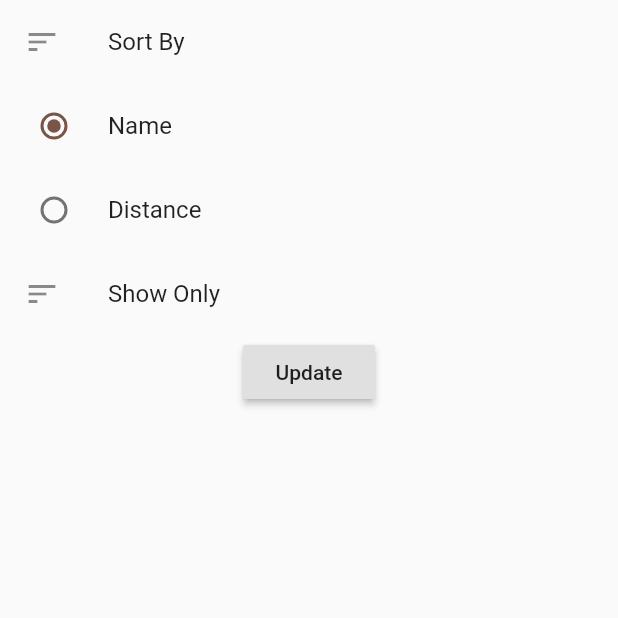
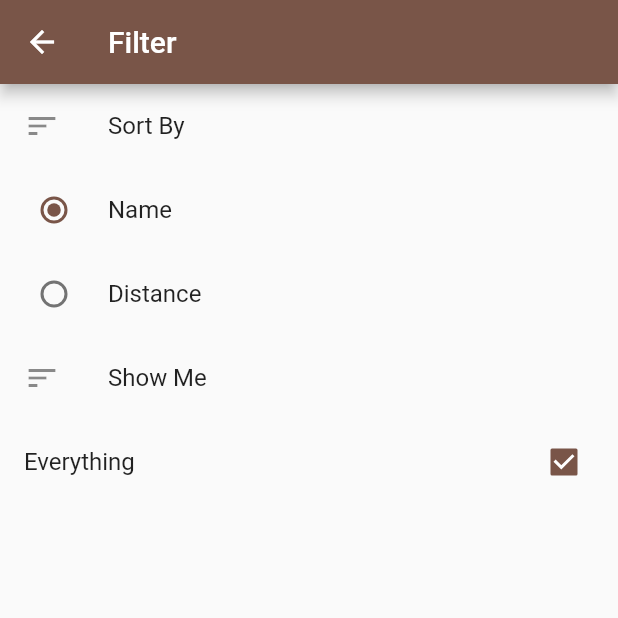
Before and after one commit to danroberts728/trail_app, a Flutter app: the ModalTrailFilter screen opened directly with empty values, on a phone screen of 412 x 824 dp, the top half of it. Run offline on Flutter 3.47's test engine with Material 2 defaults, Android fonts, the phone set to English and light mode, and no system bars; our stand-ins replace cached_network_image, cloud_firestore, location; missing offline and left inert: webfeed; accounts and stored records are empty.

Commit message:
Added complete filtering functionality

```diff
--- a/lib/util/filteroptions.dart
+++ b/lib/util/filteroptions.dart
@@ -1,6 +1,8 @@
+import 'package:beer_trail_app/util/trailplacecategory.dart';
+
 class FilterOptions {
   final SortOrder sort;
-  final Map<String, bool> show;
+  final Map<TrailPlaceCategory, bool> show;
 
   FilterOptions(this.sort, this.show);
 }
--- a/lib/util/optionsconst.dart
+++ b/lib/util/optionsconst.dart
@@ -1,3 +1,5 @@
+import 'package:beer_trail_app/util/trailplacecategory.dart';
+
 class OptionsConst {
   final bool navBarShowSelectedLabels = true;
   final bool navBarShowUnselectedLabels = false;
@@ -6,5 +8,11 @@ class OptionsConst {
   final int locationUpdatesIntervalMs = 5000;
   final double locationDisplacementFilterM = 10.0;
   final double minDistanceToCheckin = 0.15;
-  final List<String> filterStrings = <String> ["Brewery", "Tasting Room", "Restaurant", "Beer Bar"];
+  final List<TrailPlaceCategory> filterStrings = <TrailPlaceCategory> [
+    TrailPlaceCategory("Brewery", "Breweries"),
+    TrailPlaceCategory("Distillery", "Distilleries"),
+    TrailPlaceCategory("Tasting Room", "Tasting Rooms"),
+    TrailPlaceCategory("Restaurant", "Restaurants"),
+    TrailPlaceCategory("Beer Bar", "Beer Bars"),
+  ];
 }
--- /dev/null
+++ b/lib/util/trailplacecategory.dart
@@ -0,0 +1,6 @@
+class TrailPlaceCategory {
+  final String name;
+  final String plural;
+
+  TrailPlaceCategory(this.name, this.plural);
+}
--- a/lib/widgets/modal-trailfilter.dart
+++ b/lib/widgets/modal-trailfilter.dart
@@ -1,4 +1,5 @@
 import 'package:beer_trail_app/util/filteroptions.dart';
+import 'package:beer_trail_app/util/trailplacecategory.dart';
 import 'package:flutter/cupertino.dart';
 import 'package:flutter/material.dart';
 
@@ -8,8 +9,9 @@ class ModalTrailFilter extends StatefulWidget {
   ModalTrailFilter({@required this.initialOptions});
 
   @override
-  State<StatefulWidget> createState() =>
-      _ModalTrailFilter(options: this.initialOptions);
+  State<StatefulWidget> createState() {
+    return _ModalTrailFilter(options: this.initialOptions);
+  }
 }
 
 class _ModalTrailFilter extends State<ModalTrailFilter> {
@@ -37,17 +39,17 @@ class _ModalTrailFilter extends State<ModalTrailFilter> {
         },
       ),
     ];
-    var checkboxes = List<Widget>();
+    var checkboxes = List<CheckboxListTile>();
     options.show.forEach((filter, show) {
       checkboxes.add(
         CheckboxListTile(
-            title: Text(filter),
+            title: Text(filter.plural),
             value: show,
             onChanged: (bool newValue) {
               setState(() {
-                Map<String, bool> newFilters = options.show;
+                Map<TrailPlaceCategory, bool> newFilters = this.options.show;
                 newFilters[filter] = !show;
-                options = FilterOptions(options.sort, newFilters);
+                this.options = FilterOptions(this.options.sort, newFilters);
               });
             }),
       );
@@ -61,17 +63,36 @@ class _ModalTrailFilter extends State<ModalTrailFilter> {
     list.addAll(sortWidgets);
     list.add(ListTile(
       leading: Icon(Icons.sort),
-      title: Text('Show Only'),
+      title: Text('Show Me'),
+    ));
+    list.add(CheckboxListTile(
+      title: Text("Everything"),
+      value: this.options.show.values.where((a) => a).length ==
+          options.show.length,
+      onChanged: (bool isChecked) {
+        setState(() {
+          options.show.updateAll((f, v) => v = isChecked);
+        });
+      },
     ));
     list.addAll(checkboxes);
-    list.add(
-      RaisedButton(
-        onPressed: () => Navigator.pop(context, this.options),
-        child: Text("Update"),
+
+    return WillPopScope(
+      onWillPop: () async {
+        Navigator.pop(context, this.options);
+        return false;
+      },
+      child: Scaffold(
+        appBar: AppBar(
+          leading: BackButton(),
+          title: Text("Filter"),
+        ),
+        body: Container(
+          child: SingleChildScrollView(
+            child: Column(children: list),
+          ),
+        ),
       ),
-    );
-    return SingleChildScrollView(
-      child: Column(children: list),
     );
   }
 }
```
Also changed, not shown: lib/widgets/tabscreen-trail.dart (+21 -10 lines).
